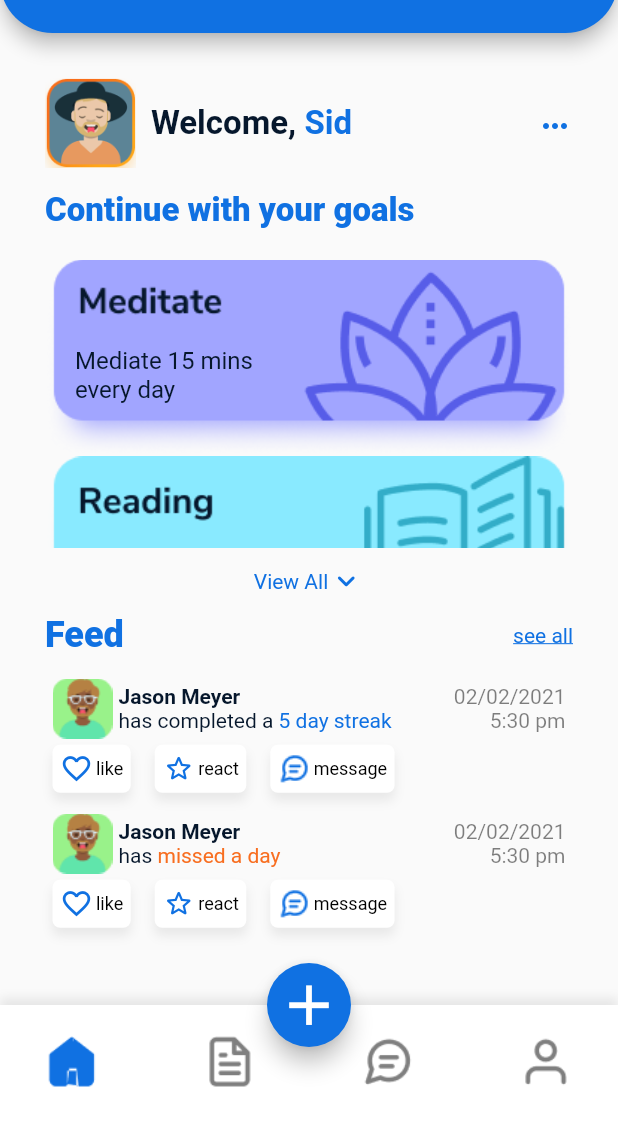
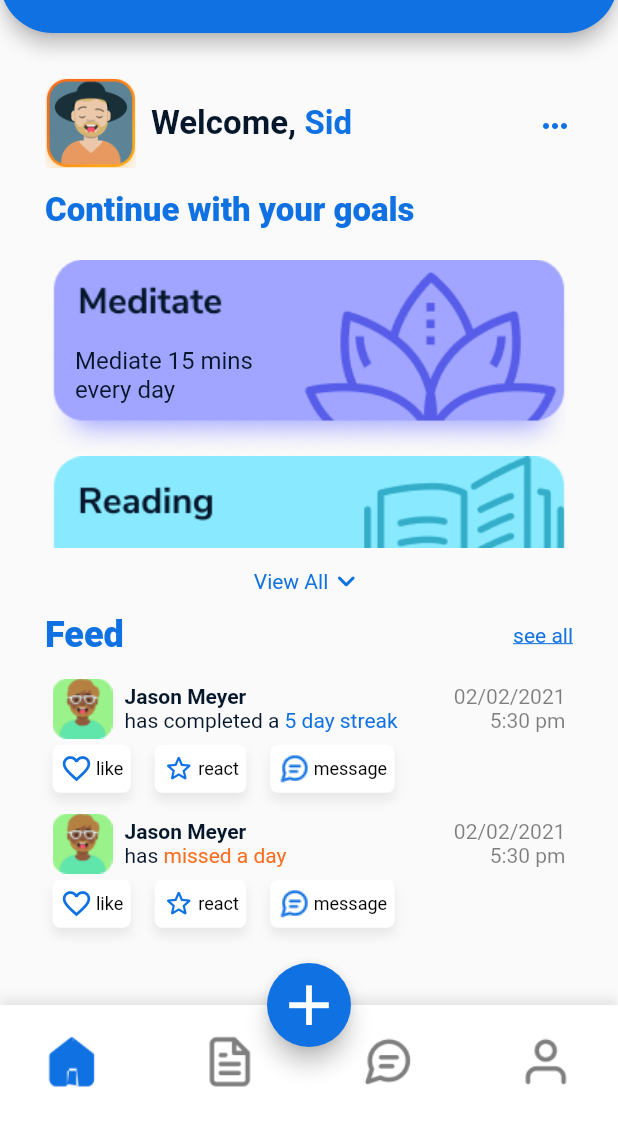
Before and after one commit to priyanshu-sekhar/duuit-app, a Flutter app: the HomeScreen screen opened by its route, on a phone screen of 412 x 824 dp, the part 87-1233 px from its top. Run offline on Flutter 3.47's test engine with Material 2 defaults, Android fonts, the phone set to English and light mode, and no system bars.

Commit message:
increased feed tile padding

```diff
--- a/lib/src/screens/tiles/feed_tile.dart
+++ b/lib/src/screens/tiles/feed_tile.dart
@@ -32,7 +32,7 @@ class FeedTile extends StatelessWidget {
           'assets/avatar.png',
           height: 40,
         ),
-        Padding(padding: EdgeInsets.only(right: 4)),
+        Padding(padding: EdgeInsets.only(right: 8)),
         Expanded(
           child: Row(
             mainAxisAlignment: MainAxisAlignment.spaceBetween,
```
